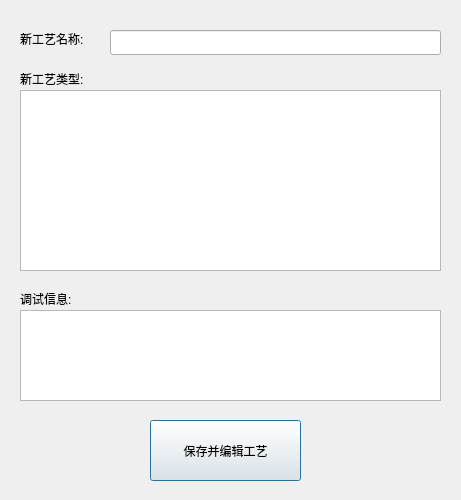
Above: newcraftdlg.ui from qubo188612/qtwelding before the change. Below: the same form after it.
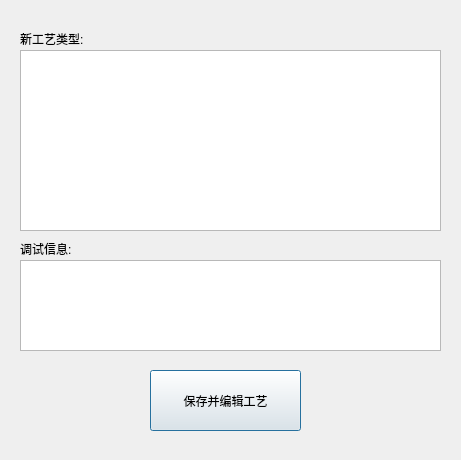
That is the form after the change.

What changed in the file:
```diff
--- a/newcraftdlg.ui
+++ b/newcraftdlg.ui
@@ -7,7 +7,7 @@
     <x>0</x>
     <y>0</y>
     <width>461</width>
-    <height>500</height>
+    <height>460</height>
    </rect>
   </property>
   <property name="windowTitle">
@@ -17,30 +17,17 @@
    <property name="geometry">
     <rect>
      <x>20</x>
-     <y>310</y>
+     <y>260</y>
      <width>421</width>
      <height>91</height>
     </rect>
    </property>
   </widget>
-  <widget class="QLabel" name="label">
-   <property name="geometry">
-    <rect>
-     <x>20</x>
-     <y>30</y>
-     <width>81</width>
-     <height>17</height>
-    </rect>
-   </property>
-   <property name="text">
-    <string>新工艺名称:</string>
-   </property>
-  </widget>
   <widget class="QLabel" name="label_2">
    <property name="geometry">
     <rect>
      <x>20</x>
-     <y>70</y>
+     <y>30</y>
      <width>91</width>
      <height>17</height>
     </rect>
@@ -53,7 +40,7 @@
    <property name="geometry">
     <rect>
      <x>20</x>
-     <y>290</y>
+     <y>240</y>
      <width>91</width>
      <height>17</height>
     </rect>
@@ -66,7 +53,7 @@
    <property name="geometry">
     <rect>
      <x>20</x>
-     <y>90</y>
+     <y>50</y>
      <width>421</width>
      <height>181</height>
     </rect>
@@ -76,7 +63,7 @@
    <property name="geometry">
     <rect>
      <x>150</x>
-     <y>420</y>
+     <y>370</y>
      <width>151</width>
      <height>61</height>
     </rect>
@@ -85,16 +72,6 @@
     <string>保存并编辑工艺</string>
    </property>
   </widget>
-  <widget class="QLineEdit" name="craft_name">
-   <property name="geometry">
-    <rect>
-     <x>110</x>
-     <y>30</y>
-     <width>331</width>
-     <height>25</height>
-    </rect>
-   </property>
-  </widget>
  </widget>
  <resources/>
  <connections/>
```
